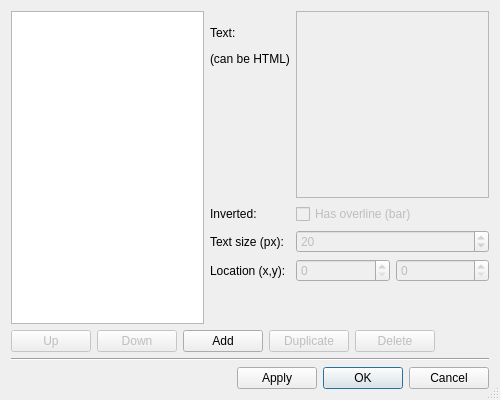
The window that src/DialogEditAnnotations.ui (gdevic/Z80Explorer) describes before a commit, drawn with Qt 5.
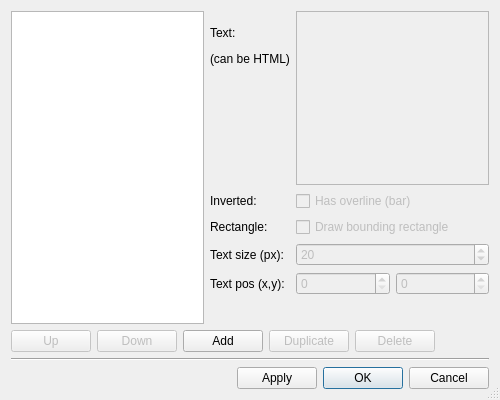
The same window after the commit.

Commit message: Annotations add the notion of bounding rectange

The edit to the form file:
```diff
--- a/src/DialogEditAnnotations.ui
+++ b/src/DialogEditAnnotations.ui
@@ -62,14 +62,14 @@
          </property>
         </widget>
        </item>
-       <item row="2" column="0">
+       <item row="3" column="0">
         <widget class="QLabel" name="label_size">
          <property name="text">
           <string>Text size (px):</string>
          </property>
         </widget>
        </item>
-       <item row="2" column="1">
+       <item row="3" column="1">
         <widget class="QSpinBox" name="spinSize">
          <property name="enabled">
           <bool>false</bool>
@@ -88,14 +88,14 @@
          </property>
         </widget>
        </item>
-       <item row="3" column="0">
-        <widget class="QLabel" name="label_location">
+       <item row="4" column="0">
+        <widget class="QLabel" name="label_pos">
          <property name="text">
-          <string>Location (x,y):</string>
+          <string>Text pos (x,y):</string>
          </property>
         </widget>
        </item>
-       <item row="3" column="1">
+       <item row="4" column="1">
         <layout class="QHBoxLayout" name="horizontalLayout_2">
          <item>
           <widget class="QSpinBox" name="spinX">
@@ -125,7 +125,7 @@
          </item>
         </layout>
        </item>
-       <item row="4" column="0">
+       <item row="6" column="0">
         <spacer name="verticalSpacer_1">
          <property name="orientation">
           <enum>Qt::Vertical</enum>
@@ -138,7 +138,7 @@
          </property>
         </spacer>
        </item>
-       <item row="4" column="1">
+       <item row="6" column="1">
         <spacer name="verticalSpacer_2">
          <property name="orientation">
           <enum>Qt::Vertical</enum>
@@ -151,6 +151,23 @@
          </property>
         </spacer>
        </item>
+       <item row="2" column="0">
+        <widget class="QLabel" name="label_rect">
+         <property name="text">
+          <string>Rectangle:</string>
+         </property>
+        </widget>
+       </item>
+       <item row="2" column="1">
+        <widget class="QCheckBox" name="checkRect">
+         <property name="enabled">
+          <bool>false</bool>
+         </property>
+         <property name="text">
+          <string>Draw bounding rectangle</string>
+         </property>
+        </widget>
+       </item>
       </layout>
      </item>
     </layout>
```
The commit also changes 4 other files.
